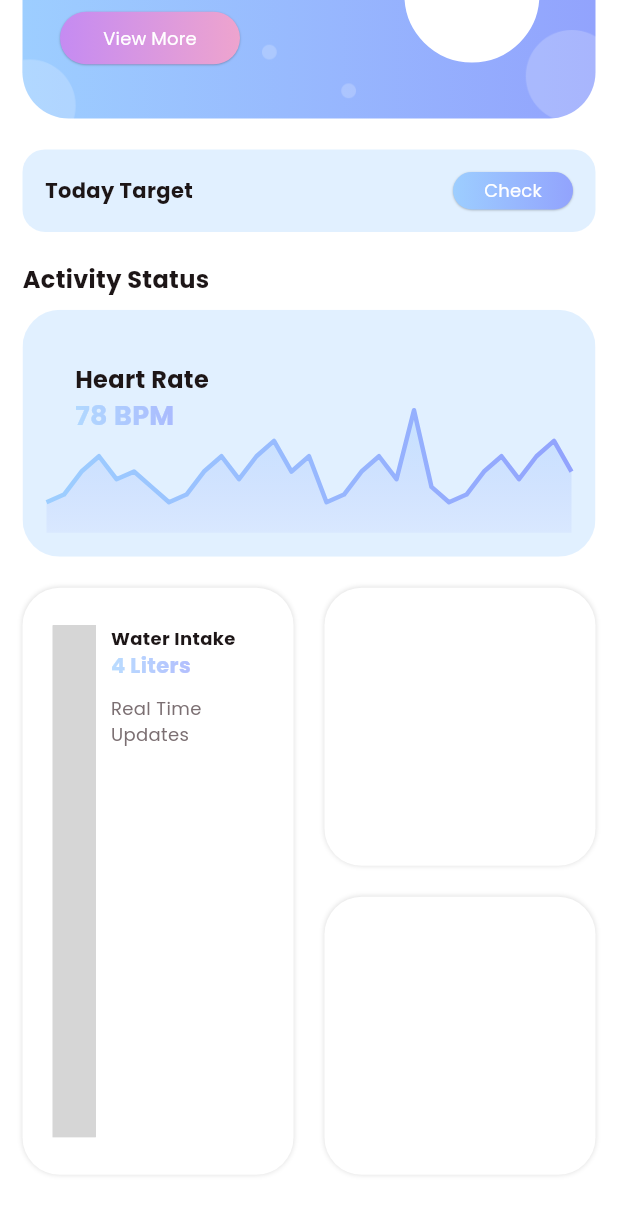
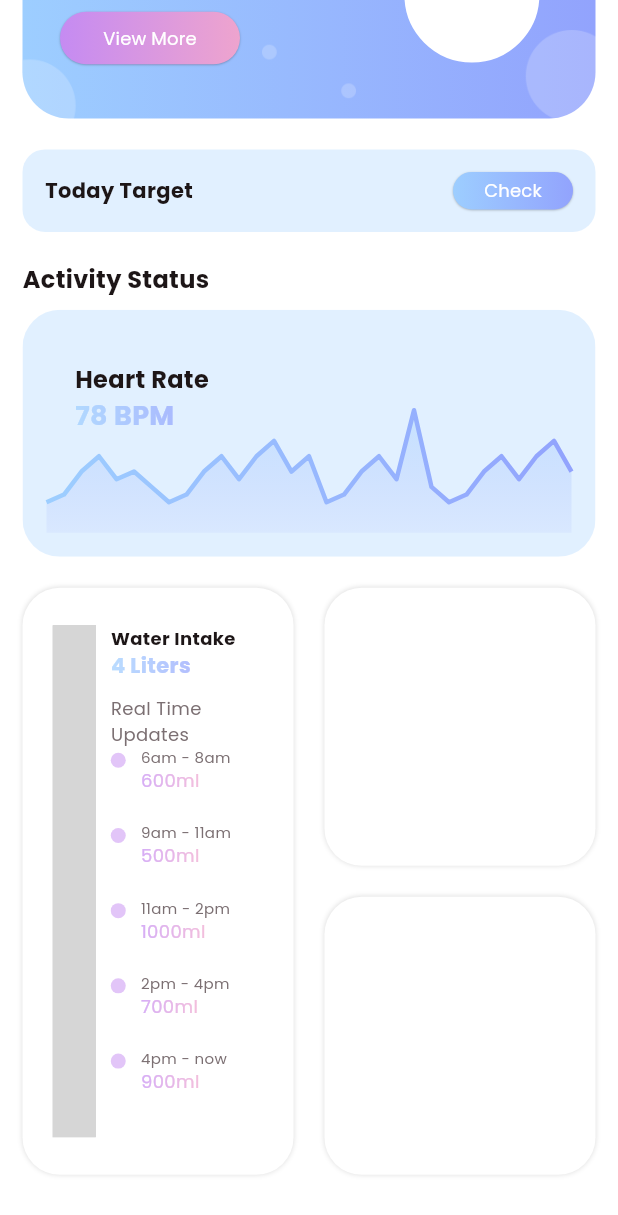
Before and after one commit to hicranfiliz/fitness, a Flutter app: the HomeView screen opened directly, scrolled down 173 dp, on a phone screen of 412 x 824 dp. Shown: the top 1215 px of the screen. Run offline on Flutter 3.47's test engine with Material 2 defaults, Android fonts, the phone set to English and light mode, and no system bars; drawn by our look-alikes of fl_chart; our stand-ins replace carousel_slider; missing offline and left inert: dotted_dashed_line, simple_animation_progress_bar; grey boxes are pictures that could not be loaded.

```diff
--- a/lib/view/home/home_view.dart
+++ b/lib/view/home/home_view.dart
@@ -1,3 +1,4 @@
+import 'package:dotted_dashed_line/dotted_dashed_line.dart';
 import 'package:fitness/common/colo_extension.dart';
 import 'package:fitness/common_widget/round_button.dart';
 import 'package:fl_chart/fl_chart.dart';
@@ -47,6 +48,14 @@ class _HomeViewState extends State<HomeView> {
         FlSpot(29, 60),
         FlSpot(30, 40),
       ];
+
+  List waterArr = [
+    {"title": "6am - 8am", "subtitle": "600ml"},
+    {"title": "9am - 11am", "subtitle": "500ml"},
+    {"title": "11am - 2pm", "subtitle": "1000ml"},
+    {"title": "2pm - 4pm", "subtitle": "700ml"},
+    {"title": "4pm - now", "subtitle": "900ml"}
+  ];
 
   @override
   Widget build(BuildContext context) {
@@ -445,6 +454,86 @@ class _HomeViewState extends State<HomeView> {
                                   fontSize: 12,
                                 ),
                               ),
+                              Column(
+                                crossAxisAlignment: CrossAxisAlignment.start,
+                                children: waterArr.map((wObj) {
+                                  var isLast = wObj == waterArr.last;
+                                  return Row(
+                                    crossAxisAlignment:
+                                        CrossAxisAlignment.start,
+                                    children: [
+                                      Column(
+                                          mainAxisAlignment:
+                                              MainAxisAlignment.start,
+                                          crossAxisAlignment:
+                                              CrossAxisAlignment.center,
+                                          children: [
+                                            Container(
+                                              margin:
+                                                  const EdgeInsets.symmetric(
+                                                      vertical: 4),
+                                              width: 10,
+                                              height: 10,
+                                              decoration: BoxDecoration(
+                                                  color: TColor.secondaryColor1
+                                                      .withOpacity(0.5),
+                                                  borderRadius:
+                                                      BorderRadius.circular(5)),
+                                            ),
+                                            if (!isLast)
+                                              DottedDashedLine(
+                                                  height: media.width * 0.078,
+                                                  width: 0,
+                                                  dashColor: TColor
+                                                      .secondaryColor1
+                                                      .withOpacity(0.5),
+                                                  axis: Axis.vertical)
+                                          ]),
+                                      const SizedBox(
+                                        width: 10,
+                                      ),
+                                      Column(
+                                        mainAxisAlignment:
+                                            MainAxisAlignment.start,
+                                        crossAxisAlignment:
+                                            CrossAxisAlignment.start,
+                                        children: [
+                                          Text(
+                                            wObj["title"].toString(),
+                                            style: TextStyle(
+                                              color: TColor.gray,
+                                              fontSize: 10,
+                                            ),
+                                          ),
+                                          ShaderMask(
+                                            blendMode: BlendMode.srcIn,
+                                            shaderCallback: (bounds) {
+                                              return LinearGradient(
+                                                      colors: TColor.secondaryG,
+                                                      begin:
+                                                          Alignment.centerLeft,
+                                                      end:
+                                                          Alignment.centerRight)
+                                                  .createShader(Rect.fromLTRB(
+                                                      0,
+                                                      0,
+                                                      bounds.width,
+                                                      bounds.height));
+                                            },
+                                            child: Text(
+                                              wObj["subtitle"].toString(),
+                                              style: TextStyle(
+                                                  color: TColor.white
+                                                      .withOpacity(0.7),
+                                                  fontSize: 12),
+                                            ),
+                                          ),
+                                        ],
+                                      )
+                                    ],
+                                  );
+                                }).toList(),
+                              )
                             ],
                           ))
                         ],
@@ -479,7 +568,7 @@ class _HomeViewState extends State<HomeView> {
                             boxShadow: const [
                               BoxShadow(color: Colors.black12, blurRadius: 2)
                             ]),
-                      ),
+                      )
                     ],
                   ))
                 ],
```
